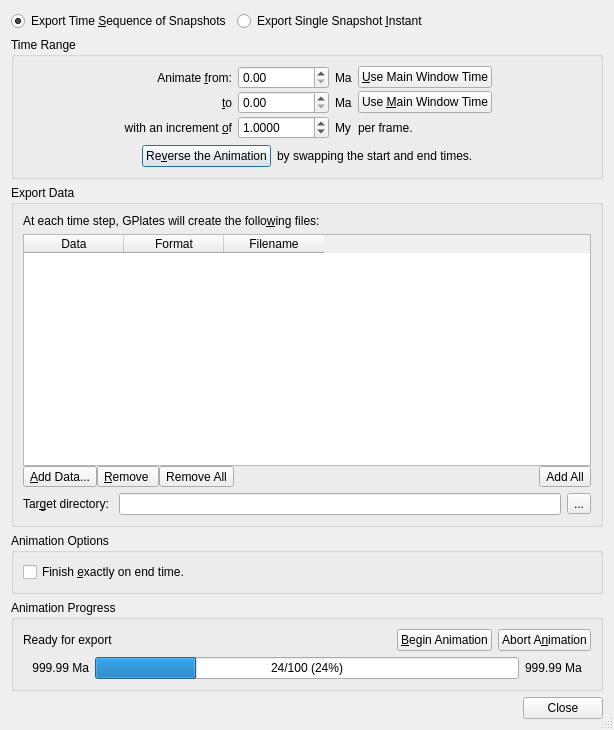
GPlates/GPlates, file src/qt-widgets/ExportAnimationDialogUi.ui: the form before one commit.
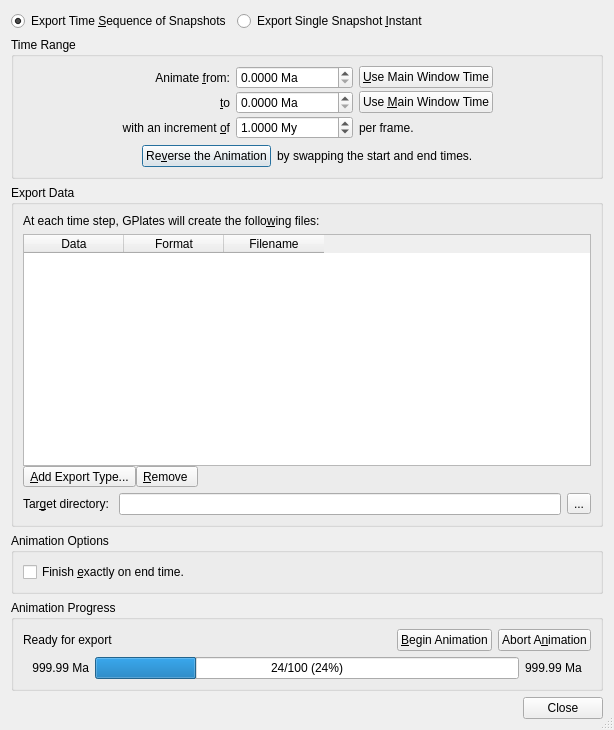
The form after the commit. The open tabs and pages were chosen to show the change. Icons and pictures are not drawn.

Commit message:
(1.1) Cherry-picked changeset:11845 from trunk into the 1.1 release branch. This changeset applies bugfixes for export animation and decimal places that were merged to trunk from ui-fixes.
The command used was:
{{{
svn merge -c 11845 https://svn-test.gplates.org/gplates/trunk .
}}}
from inside a working copy of the 1.1 release branch.

Diff of the .ui file:
```diff
--- a/src/qt-widgets/ExportAnimationDialogUi.ui
+++ b/src/qt-widgets/ExportAnimationDialogUi.ui
@@ -84,26 +84,22 @@
               </property>
              </widget>
             </item>
-            <item row="0" column="2" >
-             <widget class="QDoubleSpinBox" name="widget_start_time" >
-              <property name="maximum" >
+            <item row="0" column="2">
+             <widget class="QDoubleSpinBox" name="widget_start_time">
+              <property name="suffix">
+               <string> Ma</string>
+              </property>
+              <property name="decimals">
+               <number>4</number>
+              </property>
+              <property name="maximum">
                <double>1000000.000000000000000</double>
               </property>
              </widget>
             </item>
-            <item row="0" column="3" >
-             <widget class="QLabel" name="label_start_time_units" >
-              <property name="text" >
-               <string>Ma</string>
-              </property>
-              <property name="buddy" >
-               <cstring>widget_start_time</cstring>
-              </property>
-             </widget>
-            </item>
-            <item row="0" column="4" >
-             <widget class="QPushButton" name="button_Use_View_Time_start_time" >
-              <property name="text" >
+            <item row="0" column="3">
+             <widget class="QPushButton" name="button_Use_View_Time_start_time">
+              <property name="text">
                <string>&amp;Use Main Window Time</string>
               </property>
               <property name="autoDefault" >
@@ -124,26 +120,22 @@
               </property>
              </widget>
             </item>
-            <item row="1" column="2" >
-             <widget class="QDoubleSpinBox" name="widget_end_time" >
-              <property name="maximum" >
+            <item row="1" column="2">
+             <widget class="QDoubleSpinBox" name="widget_end_time">
+              <property name="suffix">
+               <string> Ma</string>
+              </property>
+              <property name="decimals">
+               <number>4</number>
+              </property>
+              <property name="maximum">
                <double>1000000.000000000000000</double>
               </property>
              </widget>
             </item>
-            <item row="1" column="3" >
-             <widget class="QLabel" name="label_end_time_units" >
-              <property name="text" >
-               <string>Ma</string>
-              </property>
-              <property name="buddy" >
-               <cstring>widget_end_time</cstring>
-              </property>
-             </widget>
-            </item>
-            <item row="1" column="4" >
-             <widget class="QPushButton" name="button_Use_View_Time_end_time" >
-              <property name="text" >
+            <item row="1" column="3">
+             <widget class="QPushButton" name="button_Use_View_Time_end_time">
+              <property name="text">
                <string>Use &amp;Main Window Time</string>
               </property>
               <property name="autoDefault" >
@@ -164,13 +156,16 @@
               </property>
              </widget>
             </item>
-            <item row="2" column="2" >
-             <widget class="QDoubleSpinBox" name="widget_time_increment" >
+            <item row="2" column="2">
+             <widget class="QDoubleSpinBox" name="widget_time_increment">
+              <property name="suffix">
+               <string> My</string>
+              </property>
               <property name="decimals">
                <number>4</number>
               </property>
-              <property name="minimum" >
-               <double>0.010000000000000</double>
+              <property name="minimum">
+               <double>0.000100000000000</double>
               </property>
               <property name="maximum" >
                <double>10000.000000000000000</double>
@@ -183,17 +178,7 @@
               </property>
              </widget>
             </item>
-            <item row="2" column="3" >
-             <widget class="QLabel" name="label_time_increment_units" >
-              <property name="text" >
-               <string>My</string>
-              </property>
-              <property name="buddy" >
-               <cstring>widget_time_increment</cstring>
-              </property>
-             </widget>
-            </item>
-            <item row="0" column="0" >
+            <item row="0" column="0">
              <spacer>
               <property name="orientation" >
                <enum>Qt::Horizontal</enum>
@@ -206,7 +191,7 @@
               </property>
              </spacer>
             </item>
-            <item row="0" column="5" >
+            <item row="0" column="4">
              <spacer>
               <property name="orientation" >
                <enum>Qt::Horizontal</enum>
@@ -219,9 +204,9 @@
               </property>
              </spacer>
             </item>
-            <item row="2" column="4" >
-             <widget class="QLabel" name="label_increment_is_per_frame" >
-              <property name="text" >
+            <item row="2" column="3">
+             <widget class="QLabel" name="label_increment_is_per_frame">
+              <property name="text">
                <string>per frame.</string>
               </property>
              </widget>
@@ -355,8 +340,8 @@
                   <verstretch>0</verstretch>
                  </sizepolicy>
                 </property>
-                <property name="text" >
-                 <string>&amp;Add Data...</string>
+                <property name="text">
+                 <string>&amp;Add Export Type...</string>
                 </property>
                 <property name="icon" >
                  <iconset resource="../qt-resources/qt_widgets.qrc" >
@@ -378,18 +363,12 @@
                 <property name="text" >
                  <string>&amp;Remove </string>
                 </property>
-               </widget>
-              </item>
-              <item>
-               <widget class="QToolButton" name="button_range_remove_all" >
-                <property name="sizePolicy" >
-                 <sizepolicy vsizetype="Preferred" hsizetype="Fixed" >
-                  <horstretch>0</horstretch>
-                  <verstretch>0</verstretch>
-                 </sizepolicy>
+                <property name="icon">
+                 <iconset resource="../qt-resources/qt_widgets.qrc">
+                  <normaloff>:/tango_list_remove_16.png</normaloff>:/tango_list_remove_16.png</iconset>
                 </property>
-                <property name="text" >
-                 <string>Remove All</string>
+                <property name="toolButtonStyle">
+                 <enum>Qt::ToolButtonTextBesideIcon</enum>
                 </property>
                </widget>
               </item>
@@ -406,19 +385,6 @@
                 </property>
                </spacer>
               </item>
-              <item>
-               <widget class="QToolButton" name="button_range_add_all" >
-                <property name="sizePolicy" >
-                 <sizepolicy vsizetype="Preferred" hsizetype="Fixed" >
-                  <horstretch>0</horstretch>
-                  <verstretch>0</verstretch>
-                 </sizepolicy>
-                </property>
-                <property name="text" >
-                 <string>Add All</string>
-                </property>
-               </widget>
-              </item>
              </layout>
             </item>
            </layout>
```
Left out of the diff: 521 changed lines with no effect on the pictures. The commit also changes 17 other files.
